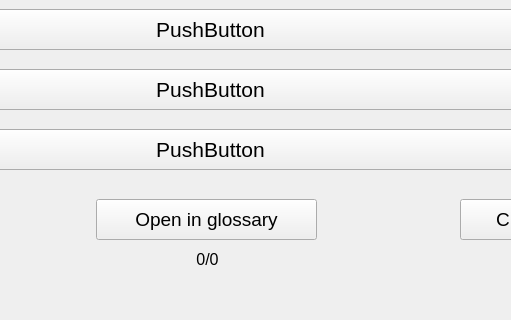
Qt form testwindow.ui (OkhinVI/wortschatz) before a commit; both pictures show x 240 to 751 and y 351 to 671 of the 911 by 671 pixel window.
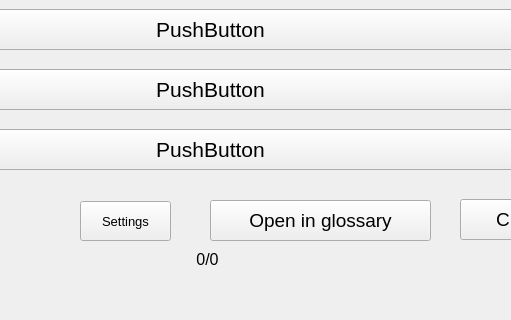
The same form after that commit.

What changed in the file:
```diff
--- a/testwindow.ui
+++ b/testwindow.ui
@@ -143,8 +143,8 @@
    <widget class="QPushButton" name="pushButton_7">
     <property name="geometry">
      <rect>
-      <x>336</x>
-      <y>550</y>
+      <x>450</x>
+      <y>551</y>
       <width>221</width>
       <height>41</height>
      </rect>
@@ -233,6 +233,24 @@
      <set>Qt::AlignCenter</set>
     </property>
    </widget>
+   <widget class="QPushButton" name="pushButton_11">
+    <property name="geometry">
+     <rect>
+      <x>320</x>
+      <y>552</y>
+      <width>91</width>
+      <height>40</height>
+     </rect>
+    </property>
+    <property name="font">
+     <font>
+      <pointsize>10</pointsize>
+     </font>
+    </property>
+    <property name="text">
+     <string>Settings</string>
+    </property>
+   </widget>
   </widget>
   <widget class="QMenuBar" name="menubar">
    <property name="geometry">
```
